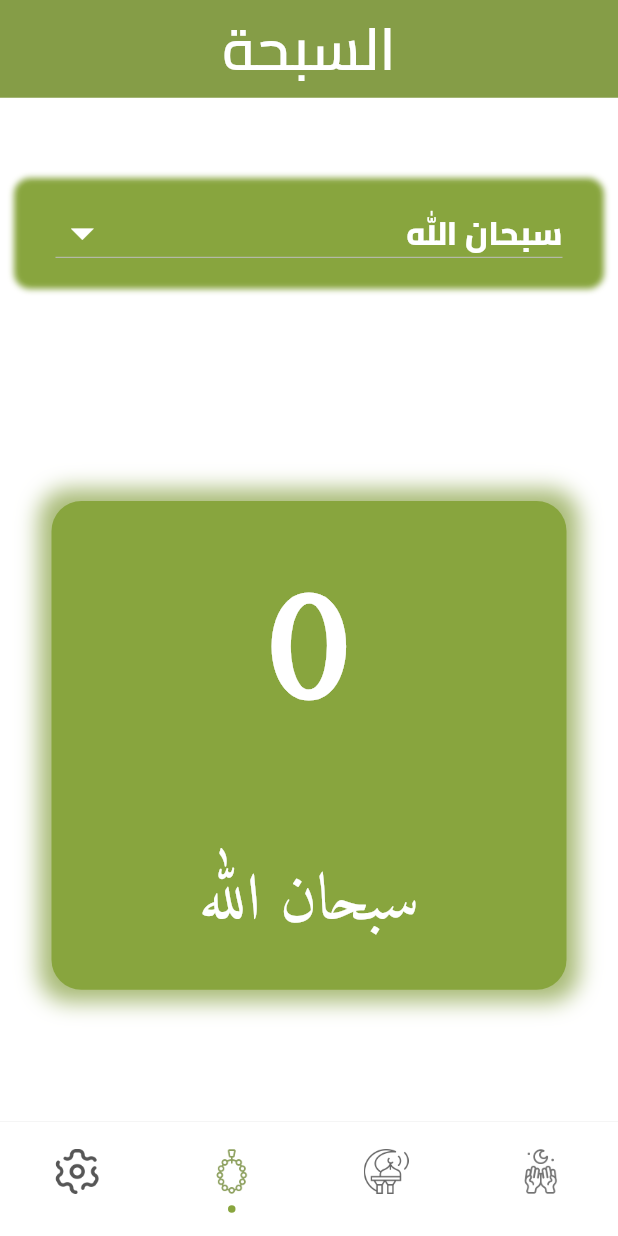
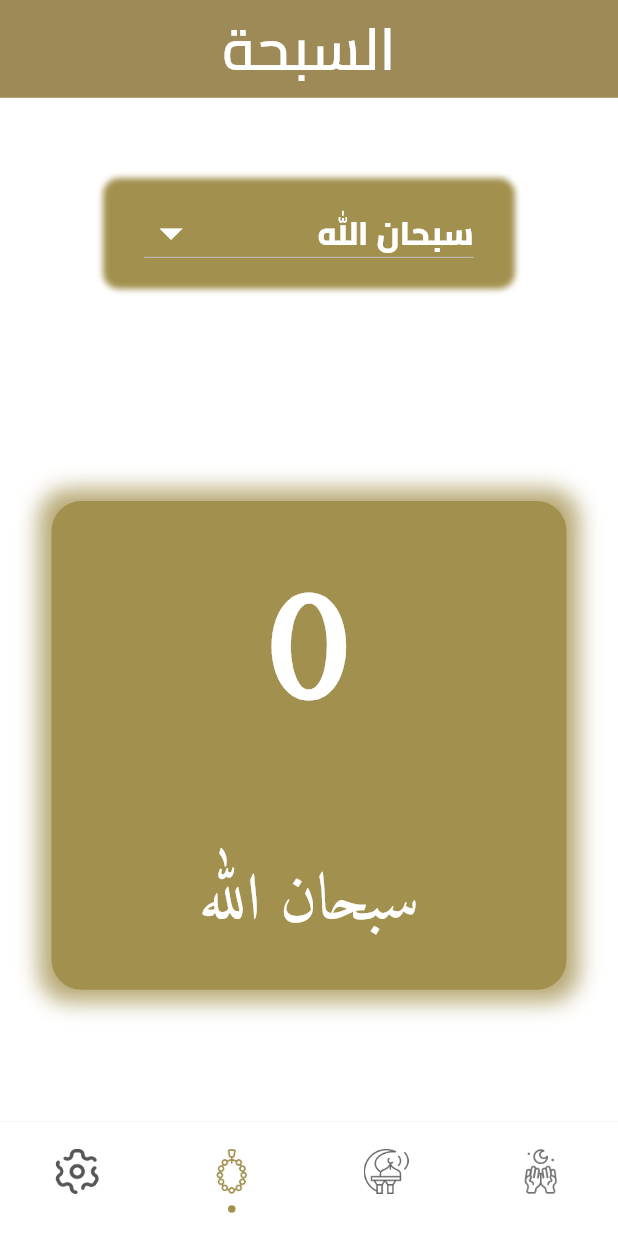
Before and after one commit to mohamedmagdy2301/arkar, a Flutter app: the screen it shows after launch, item 3 of the bottom bar chosen, on a phone screen of 412 x 824 dp. Run offline on Flutter 3.47's test engine with Material 3 defaults, Android fonts, the phone set to English and light mode, and no system bars; drawn by our look-alikes of persistent_bottom_nav_bar; our stand-ins replace awesome_notifications, connectivity_plus, dio, flutter_bloc, flutter_screenutil, geocoding and 2 more; statements that could not run were skipped.

Commit message:
Update Gradle and Flutter plugin versions; enhance UI with color adjustments and widget updates

```diff
--- a/lib/Azkary_app.dart
+++ b/lib/Azkary_app.dart
@@ -30,7 +30,7 @@ class _MainScaffoldState extends State<MainScaffold> {
   List<Widget> _buildScreens() {
     return [
       const AzkarScreen(),
-      const HomeScreen(),
+      HomeScreen(),
       const SabhaScreen(),
       const SettingsScreen(),
     ];
@@ -42,6 +42,7 @@ class _MainScaffoldState extends State<MainScaffold> {
         icon: Image.asset(
           'assets/images/praying2.png',
           height: 35,
+          color: ColorsAppLight.primaryColor,
           width: 35,
         ),
         inactiveIcon: Image.asset(
@@ -57,6 +58,7 @@ class _MainScaffoldState extends State<MainScaffold> {
         icon: Image.asset(
           'assets/images/crescent2.png',
           height: 30,
+          color: ColorsAppLight.primaryColor,
           width: 30,
         ),
         inactiveIcon: Image.asset(
@@ -72,6 +74,7 @@ class _MainScaffoldState extends State<MainScaffold> {
         icon: Image.asset(
           "assets/images/prayer-beads.png",
           height: 35,
+          color: ColorsAppLight.primaryColor,
           width: 35,
         ),
         inactiveIcon: Image.asset(
@@ -87,6 +90,7 @@ class _MainScaffoldState extends State<MainScaffold> {
         icon: Image.asset(
           'assets/images/setting-bulb2.png',
           height: 30,
+          color: ColorsAppLight.primaryColor,
           width: 30,
         ),
         inactiveIcon: Image.asset(
--- a/lib/core/notification_helper/awesome_notification_manager.dart
+++ b/lib/core/notification_helper/awesome_notification_manager.dart
@@ -93,7 +93,7 @@ class AwesomeNotificationManager {
                   azkarScreenBodyItemModel[receivedAction.id!],
             );
           }
-          return const HomeScreen();
+          return HomeScreen();
         },
       ),
       (route) => false,
--- a/lib/core/utils/colors.dart
+++ b/lib/core/utils/colors.dart
@@ -1,7 +1,7 @@
 import 'dart:ui';
 
 class ColorsAppLight {
-  static const Color primaryColor = Color.fromARGB(255, 136, 165, 62);
+  static const Color primaryColor = Color.fromARGB(255, 162, 144, 78);
 }
 
 class ColorsAppDark {
--- a/lib/features/home/presentation/view/screens/home_screen.dart
+++ b/lib/features/home/presentation/view/screens/home_screen.dart
@@ -3,6 +3,8 @@ import 'package:azkar/features/home/presentation/view_model/prayer_times_cubit/p
 import 'package:flutter/material.dart';
 import 'package:flutter_bloc/flutter_bloc.dart';
 import 'package:flutter_screenutil/flutter_screenutil.dart';
+
+import '../../../../../core/utils/colors.dart';
 
 class HomeScreen extends StatelessWidget {
   const HomeScreen({super.key});
@@ -32,7 +34,9 @@ class HomeScreen extends StatelessWidget {
         } else {
           return const Scaffold(
             body: Center(
-              child: CircularProgressIndicator(),
+              child: CircularProgressIndicator(
+                color: ColorsAppLight.primaryColor,
+              ),
             ),
           );
         }
--- a/lib/features/sabha/presentation/veiw/screens/sabha_screen.dart
+++ b/lib/features/sabha/presentation/veiw/screens/sabha_screen.dart
@@ -24,7 +24,6 @@ class _SabhaScreenState extends State<SabhaScreen> {
     "سبحان الله وبحمده",
     "سبحان الله العظيم",
     "أستغفر الله",
-    "اللهم صل وسلم على نبينا محمد",
   ];
 
   void incrementCounter() {
--- a/lib/features/sabha/presentation/veiw/widgets/sabha_screen_body_circle.dart
+++ b/lib/features/sabha/presentation/veiw/widgets/sabha_screen_body_circle.dart
@@ -23,7 +23,7 @@ class SabhaScreenBodyCircle extends StatelessWidget {
         borderRadius: BorderRadius.circular(20),
         boxShadow: [
           BoxShadow(
-            color: const Color.fromARGB(141, 98, 131, 8),
+            color: ColorsAppLight.primaryColor.withAlpha(200),
             blurRadius: 12,
             spreadRadius: 8,
           ),
--- a/lib/main.dart
+++ b/lib/main.dart
@@ -87,7 +87,7 @@ class _MyAppState extends State<MyApp> {
 
   Map<String, WidgetBuilder> get routes => {
         '/': (context) => const MainScaffold(),
-        HomeScreen.routeName: (context) => const HomeScreen(),
+        HomeScreen.routeName: (context) => HomeScreen(),
         SettingsScreen.routeName: (context) => const SettingsScreen(),
         AzkarScreen.routeName: (context) => const AzkarScreen(),
         SabhaScreen.routeName: (context) => const SabhaScreen(),
--- a/pubspec.yaml
+++ b/pubspec.yaml
@@ -31,6 +31,7 @@ dependencies:
   awesome_notifications_core: ^0.10.0
   connectivity_plus: ^6.1.1
   permission_handler: ^11.3.1
+  skeletonizer: ^1.4.3
 
 dev_dependencies:
   flutter_test:
```
Also changed, not shown: lib/features/azkar/presentation/veiw/widgets/azkar_details_liseview_item_card.dart (+5 -8 lines), lib/features/home/presentation/view/widgets/next_prayer_card.dart (+4 -4 lines), pubspec.lock, 2 other files.
